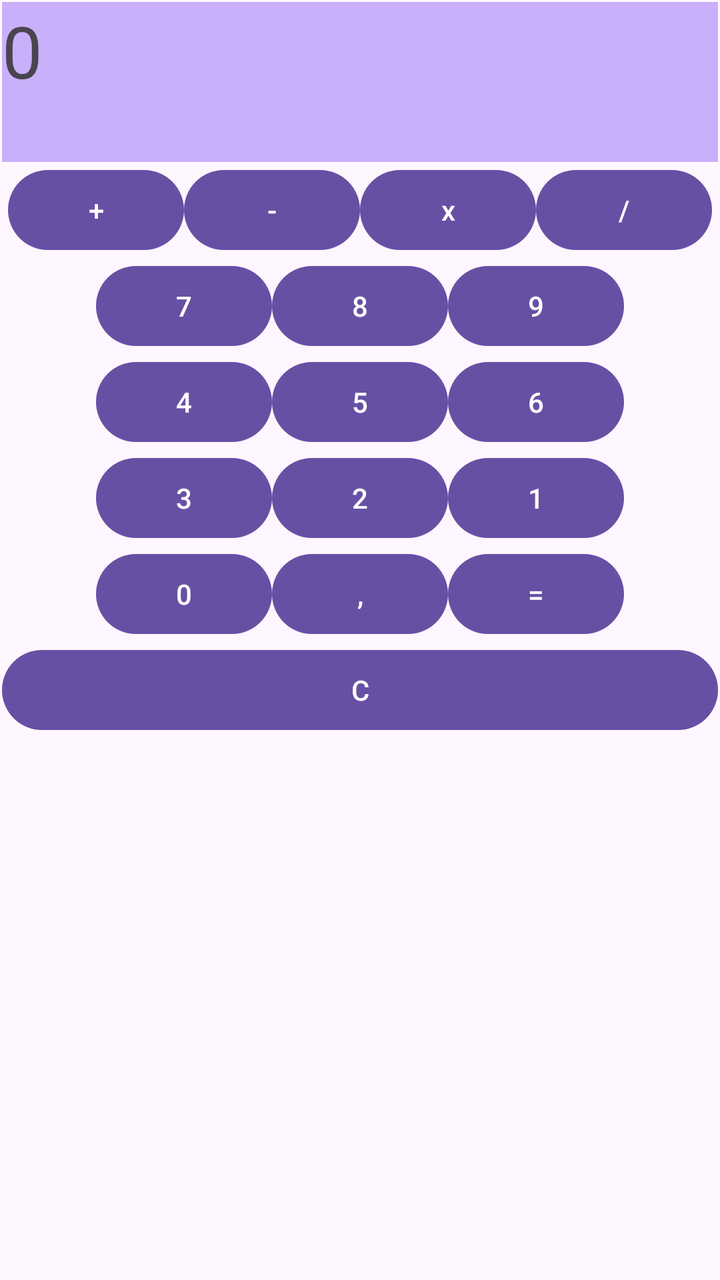
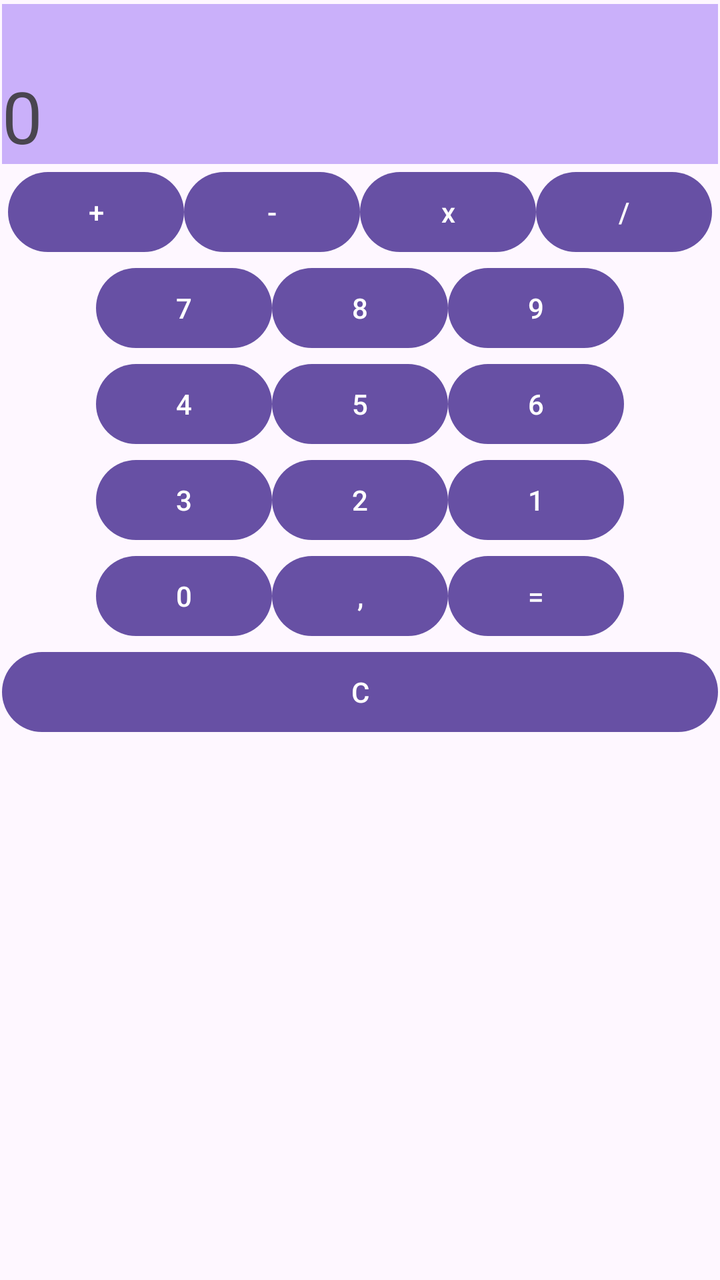

The first picture is an Android layout as it rendered before a commit; the second is the same layout after the commit. The layout source and the unified diff follow.
<!-- AndroidManifest.xml: application theme Theme.Lekcja03OnClick -->
<!-- res/layout/activity_main.xml -->
<?xml version="1.0" encoding="utf-8"?>
<androidx.constraintlayout.widget.ConstraintLayout xmlns:android="http://schemas.android.com/apk/res/android"
    xmlns:app="http://schemas.android.com/apk/res-auto"
    xmlns:tools="http://schemas.android.com/tools"
    android:id="@+id/main"
    android:layout_width="match_parent"
    android:layout_height="match_parent"
    tools:context=".MainActivity">

    <LinearLayout
        android:layout_width="match_parent"
        android:layout_height="match_parent"
        android:layout_marginStart="1dp"
        android:layout_marginTop="1dp"
        android:layout_marginEnd="1dp"
        android:layout_marginBottom="1dp"
        android:gravity="center_horizontal"
        android:orientation="vertical"
        app:layout_constraintBottom_toBottomOf="parent"
        app:layout_constraintEnd_toEndOf="parent"
        app:layout_constraintHorizontal_bias="0.0"
        app:layout_constraintStart_toStartOf="parent"
        app:layout_constraintTop_toTopOf="parent"
        app:layout_constraintVertical_bias="0.0">

        <TextView
            android:id="@+id/textView7"
            android:layout_width="match_parent"
            android:layout_height="80dp"
            android:background="#CAB0FA"
            android:text="0"
            android:textSize="36sp" />

        <LinearLayout
            android:layout_width="wrap_content"
            android:layout_height="wrap_content"
            android:orientation="horizontal">

            <Button
                android:id="@+id/button35"
                android:layout_width="0dp"
                android:layout_height="wrap_content"
                android:layout_weight="1"
                android:text="+" />

            <Button
                android:id="@+id/button37"
                android:layout_width="0dp"
                android:layout_height="wrap_content"
                android:layout_weight="1"
                android:text="-" />

            <Button
                android:id="@+id/button38"
                android:layout_width="0dp"
                android:layout_height="wrap_content"
                android:layout_weight="1"
                android:text="x" />

            <Button
                android:id="@+id/button36"
                android:layout_width="0dp"
                android:layout_height="wrap_content"
                android:layout_weight="1"
                android:text="/" />

        </LinearLayout>

        <LinearLayout
            android:layout_width="wrap_content"
            android:layout_height="wrap_content"
            android:orientation="horizontal">

            <Button
                android:id="@+id/button40"
                android:layout_width="0dp"
                android:layout_height="wrap_content"
                android:layout_weight="1"
                android:text="7" />

            <Button
                android:id="@+id/button41"
                android:layout_width="0dp"
                android:layout_height="wrap_content"
                android:layout_weight="1"
                android:text="8" />

            <Button
                android:id="@+id/button42"
                android:layout_width="0dp"
                android:layout_height="wrap_content"
                android:layout_weight="1"
                android:text="9" />
        </LinearLayout>

        <LinearLayout
            android:layout_width="wrap_content"
            android:layout_height="wrap_content"
            android:orientation="horizontal">

            <Button
                android:id="@+id/button43"
                android:layout_width="0dp"
                android:layout_height="wrap_content"
                android:layout_weight="1"
                android:text="4" />

            <Button
                android:id="@+id/button44"
                android:layout_width="0dp"
                android:layout_height="wrap_content"
                android:layout_weight="1"
                android:text="5" />

            <Button
                android:id="@+id/button45"
                android:layout_width="0dp"
                android:layout_height="wrap_content"
                android:layout_weight="1"
                android:text="6" />
        </LinearLayout>

        <LinearLayout
            android:layout_width="wrap_content"
            android:layout_height="wrap_content"
            android:orientation="horizontal">

            <Button
                android:id="@+id/button48"
                android:layout_width="0dp"
                android:layout_height="wrap_content"
                android:layout_weight="1"
                android:text="3" />

            <Button
                android:id="@+id/button50"
                android:layout_width="0dp"
                android:layout_height="wrap_content"
                android:layout_weight="1"
                android:text="2" />

            <Button
                android:id="@+id/button49"
                android:layout_width="0dp"
                android:layout_height="wrap_content"
                android:layout_weight="1"
                android:text="1" />

        </LinearLayout>

        <LinearLayout
            android:layout_width="wrap_content"
            android:layout_height="wrap_content"
            android:orientation="horizontal">

            <Button
                android:id="@+id/button52"
                android:layout_width="0dp"
                android:layout_height="wrap_content"
                android:layout_weight="1"
                android:text="0" />

            <Button
                android:id="@+id/button46"
                android:layout_width="0dp"
                android:layout_height="wrap_content"
                android:layout_weight="1"
                android:text="," />

            <Button
                android:id="@+id/button47"
                android:layout_width="0dp"
                android:layout_height="wrap_content"
                android:layout_weight="2"
                android:text="=" />
        </LinearLayout>

        <Button
            android:id="@+id/button54"
            android:layout_width="match_parent"
            android:layout_height="wrap_content"
            android:text="C" />

    </LinearLayout>

</androidx.constraintlayout.widget.ConstraintLayout>
<!-- resources referenced by this layout -->
<resources>
  <style name="Theme.Lekcja03OnClick" parent="Base.Theme.Lekcja03OnClick" />
  <style name="Base.Theme.Lekcja03OnClick" parent="Theme.Material3.DayNight.NoActionBar">
          
          
      </style>
</resources>

<!-- the commit's change to res/layout/activity_main.xml (unified diff, before → after) -->
@@ -11,7 +11,6 @@
         android:layout_width="match_parent"
         android:layout_height="match_parent"
         android:layout_marginStart="1dp"
-        android:layout_marginTop="1dp"
         android:layout_marginEnd="1dp"
         android:layout_marginBottom="1dp"
         android:gravity="center_horizontal"
@@ -27,7 +26,9 @@
             android:id="@+id/textView7"
             android:layout_width="match_parent"
             android:layout_height="80dp"
+            android:layout_marginTop="2dp"
             android:background="#CAB0FA"
+            android:gravity="bottom"
             android:text="0"
             android:textSize="36sp" />
 
